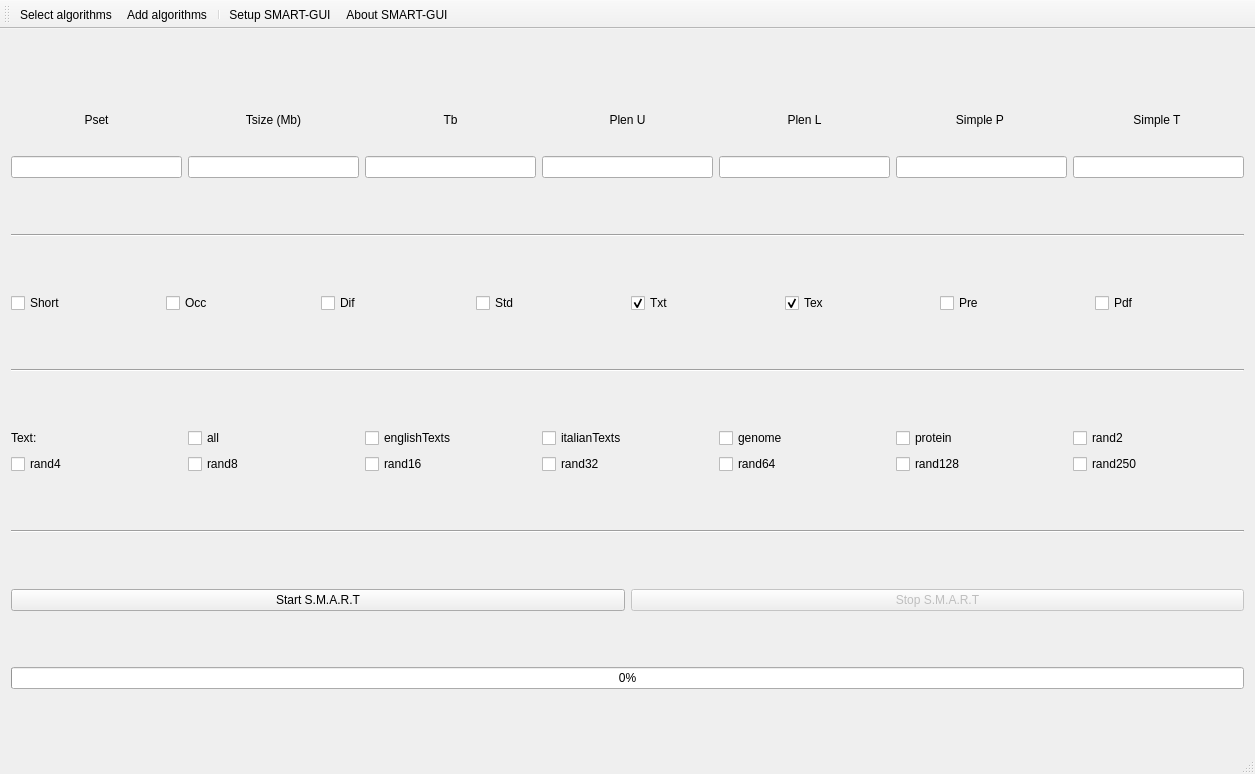
First picture: the form in SMART-GUI-V2/mainwindow.ui, repository smart-tool/smart-gui, before the edit.
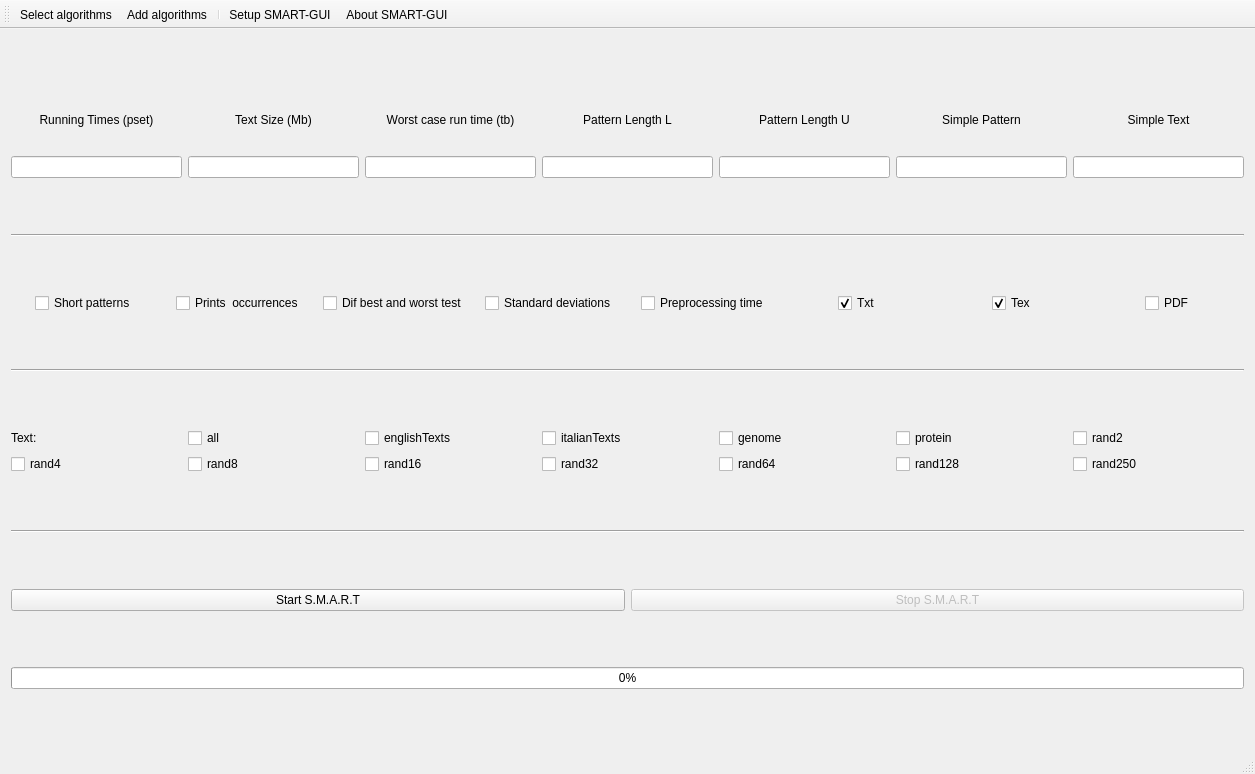
Second picture: the form after the edit. Icons and pictures are not drawn.

Commit message: Updated SMART-GUI label name

What changed in the file:
```diff
--- a/SMART-GUI-V2/mainwindow.ui
+++ b/SMART-GUI-V2/mainwindow.ui
@@ -35,7 +35,7 @@
   <widget class="QWidget" name="centralWidget">
    <layout class="QVBoxLayout" name="verticalLayout">
     <item>
-     <layout class="QGridLayout" name="gridLayout" rowstretch="0,0">
+     <layout class="QGridLayout" name="gridLayout" rowstretch="0,0,0,0,0">
       <property name="sizeConstraint">
        <enum>QLayout::SetDefaultConstraint</enum>
       </property>
@@ -51,7 +51,7 @@
          <enum>Qt::LeftToRight</enum>
         </property>
         <property name="text">
-         <string>Pset</string>
+         <string>Running Times (pset)</string>
         </property>
         <property name="alignment">
          <set>Qt::AlignCenter</set>
@@ -67,30 +67,14 @@
          </size>
         </property>
         <property name="text">
-         <string>Tsize (Mb)</string>
+         <string>Text Size (Mb)</string>
         </property>
         <property name="alignment">
          <set>Qt::AlignCenter</set>
         </property>
        </widget>
       </item>
-      <item row="0" column="3">
-       <widget class="QLabel" name="PlenU_label">
-        <property name="maximumSize">
-         <size>
-          <width>16777215</width>
-          <height>60</height>
-         </size>
-        </property>
-        <property name="text">
-         <string>Plen U</string>
-        </property>
-        <property name="alignment">
-         <set>Qt::AlignCenter</set>
-        </property>
-       </widget>
-      </item>
-      <item row="1" column="1">
+      <item row="2" column="1">
        <widget class="QLineEdit" name="Tsize_lineEdit"/>
       </item>
       <item row="0" column="2">
@@ -102,27 +86,27 @@
          </size>
         </property>
         <property name="text">
-         <string>Tb</string>
+         <string>Worst case run time (tb)</string>
         </property>
         <property name="alignment">
          <set>Qt::AlignCenter</set>
         </property>
        </widget>
       </item>
-      <item row="1" column="2">
+      <item row="2" column="2">
        <widget class="QLineEdit" name="Tb_lineEdit"/>
       </item>
-      <item row="1" column="4">
-       <widget class="QLineEdit" name="PlenL_lineEdit"/>
-      </item>
-      <item row="1" column="6">
+      <item row="2" column="6">
        <widget class="QLineEdit" name="SimpleT_lineEdit">
         <property name="maxLength">
          <number>100</number>
         </property>
        </widget>
       </item>
-      <item row="1" column="5">
+      <item row="2" column="0">
+       <widget class="QLineEdit" name="Pset_lineEdit"/>
+      </item>
+      <item row="2" column="5">
        <widget class="QLineEdit" name="SimpleP_lineEdit">
         <property name="maxLength">
          <number>1000</number>
@@ -138,16 +122,13 @@
          </size>
         </property>
         <property name="text">
-         <string>Simple T </string>
+         <string>Simple Text</string>
         </property>
         <property name="alignment">
          <set>Qt::AlignCenter</set>
         </property>
        </widget>
       </item>
-      <item row="1" column="0">
-       <widget class="QLineEdit" name="Pset_lineEdit"/>
-      </item>
       <item row="0" column="5">
        <widget class="QLabel" name="SimpleP_label">
         <property name="maximumSize">
@@ -157,32 +138,51 @@
          </size>
         </property>
         <property name="text">
-         <string>Simple P </string>
+         <string>Simple Pattern</string>
         </property>
         <property name="alignment">
          <set>Qt::AlignCenter</set>
         </property>
        </widget>
       </item>
-      <item row="0" column="4">
-       <widget class="QLabel" name="PlenL_label">
-        <property name="maximumSize">
-         <size>
-          <width>16777215</width>
-          <height>60</height>
-         </size>
-        </property>
-        <property name="text">
-         <string>Plen L</string>
-        </property>
-        <property name="alignment">
-         <set>Qt::AlignCenter</set>
-        </property>
-       </widget>
+      <item row="2" column="3">
+       <widget class="QLineEdit" name="PlenL_lineEdit"/>
       </item>
-      <item row="1" column="3">
+      <item row="2" column="4">
        <widget class="QLineEdit" name="PlenU_lineEdit"/>
       </item>
+      <item row="0" column="3">
+       <widget class="QLabel" name="PlenL_label">
+        <property name="maximumSize">
+         <size>
+          <width>16777215</width>
+          <height>60</height>
+         </size>
+        </property>
+        <property name="text">
+         <string>Pattern Length L</string>
+        </property>
+        <property name="alignment">
+         <set>Qt::AlignCenter</set>
+        </property>
+       </widget>
+      </item>
+      <item row="0" column="4">
+       <widget class="QLabel" name="PlenU_label">
+        <property name="maximumSize">
+         <size>
+          <width>16777215</width>
+          <height>60</height>
+         </size>
+        </property>
+        <property name="text">
+         <string>Pattern Length U</string>
+        </property>
+        <property name="alignment">
+         <set>Qt::AlignCenter</set>
+        </property>
+       </widget>
+      </item>
      </layout>
     </item>
     <item>
@@ -194,39 +194,52 @@
     </item>
     <item>
      <layout class="QHBoxLayout" name="horizontalLayout_3">
-      <item>
+      <item alignment="Qt::AlignHCenter">
        <widget class="QCheckBox" name="Short_checkBox">
         <property name="text">
-         <string>Short</string>
+         <string>Short patterns</string>
         </property>
         <property name="checked">
          <bool>false</bool>
         </property>
        </widget>
       </item>
-      <item>
+      <item alignment="Qt::AlignHCenter">
        <widget class="QCheckBox" name="Occ_checkBox">
         <property name="text">
-         <string>Occ</string>
+         <string>Prints  occurrences</string>
         </property>
        </widget>
       </item>
-      <item>
+      <item alignment="Qt::AlignHCenter">
        <widget class="QCheckBox" name="Dif_checkBox">
         <property name="text">
-         <string>Dif</string>
+         <string>Dif best and worst test</string>
         </property>
        </widget>
       </item>
-      <item>
+      <item alignment="Qt::AlignHCenter">
        <widget class="QCheckBox" name="Std_checkBox">
         <property name="text">
-         <string>Std</string>
+         <string>Standard deviations</string>
         </property>
        </widget>
       </item>
-      <item>
+      <item alignment="Qt::AlignHCenter">
+       <widget class="QCheckBox" name="Pre_checkBox">
+        <property name="text">
+         <string>Preprocessing time</string>
+        </property>
+       </widget>
+      </item>
+      <item alignment="Qt::AlignHCenter">
        <widget class="QCheckBox" name="Txt_checkBox">
+        <property name="layoutDirection">
+         <enum>Qt::LeftToRight</enum>
+        </property>
+        <property name="styleSheet">
+         <string notr="true">text-align: center;</string>
+        </property>
         <property name="text">
          <string>Txt</string>
         </property>
@@ -238,7 +251,7 @@
         </property>
        </widget>
       </item>
-      <item>
+      <item alignment="Qt::AlignHCenter">
        <widget class="QCheckBox" name="Tex_checkBox">
         <property name="text">
          <string>Tex</string>
@@ -248,17 +261,10 @@
         </property>
        </widget>
       </item>
-      <item>
-       <widget class="QCheckBox" name="Pre_checkBox">
-        <property name="text">
-         <string>Pre</string>
-        </property>
-       </widget>
-      </item>
-      <item>
+      <item alignment="Qt::AlignHCenter">
        <widget class="QCheckBox" name="Pdf_checkBox">
         <property name="text">
-         <string>Pdf</string>
+         <string>PDF</string>
         </property>
        </widget>
       </item>
```
Left out of the diff: 2 changed lines with no effect on the pictures.
